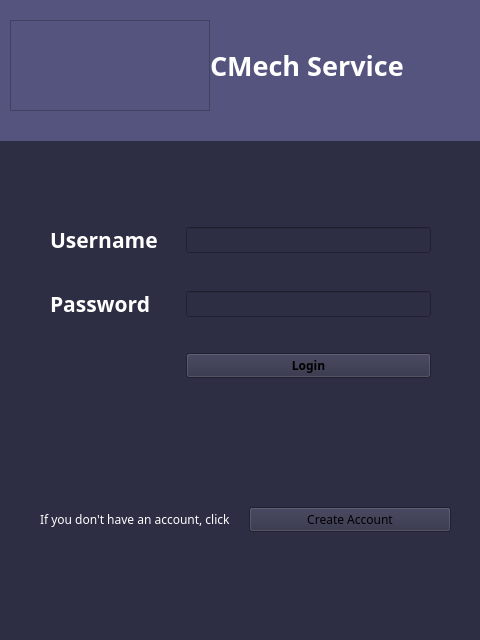
First picture: the form in file_ui/login.ui, repository Ghazimuhammad/Reservasi-Bengkel, before the edit.
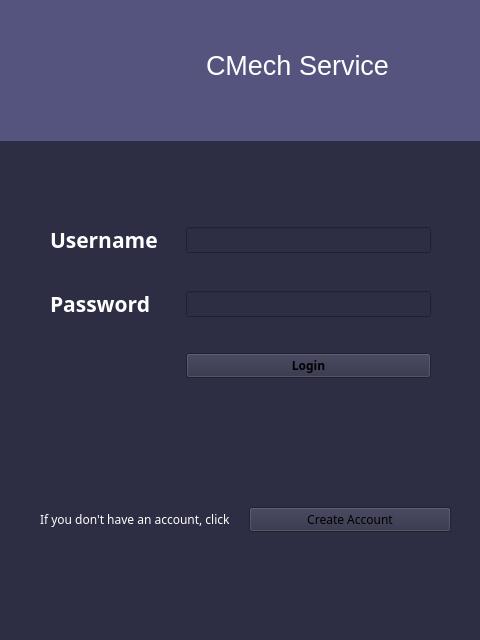
Second picture: the form after the edit. Icons and pictures are not drawn.

```diff
--- a/file_ui/login.ui
+++ b/file_ui/login.ui
@@ -216,76 +216,43 @@
      </item>
     </layout>
    </widget>
-   <widget class="QWidget" name="gridLayoutWidget_2">
+   <widget class="QLabel" name="label">
     <property name="geometry">
      <rect>
-      <x>10</x>
+      <x>206</x>
       <y>20</y>
-      <width>451</width>
+      <width>241</width>
       <height>91</height>
      </rect>
     </property>
-    <layout class="QGridLayout" name="gridLayout_2">
-     <property name="spacing">
-      <number>0</number>
-     </property>
-     <item row="0" column="1">
-      <widget class="QLabel" name="label">
-       <property name="font">
-        <font>
-         <family>Roboto Slab</family>
-         <pointsize>20</pointsize>
-         <weight>75</weight>
-         <bold>true</bold>
-        </font>
-       </property>
-       <property name="styleSheet">
-        <string notr="true">background-color: rgb(84, 84, 126);
-color: rgb(255, 255, 255);</string>
-       </property>
-       <property name="text">
-        <string>CMech Service</string>
-       </property>
-      </widget>
-     </item>
-     <item row="0" column="0">
-      <widget class="QFrame" name="frame">
-       <property name="enabled">
-        <bool>true</bool>
-       </property>
-       <property name="minimumSize">
-        <size>
-         <width>0</width>
-         <height>0</height>
-        </size>
-       </property>
-       <property name="maximumSize">
-        <size>
-         <width>200</width>
-         <height>999999</height>
-        </size>
-       </property>
-       <property name="styleSheet">
-        <string notr="true">background-color: rgb(84, 84, 126);
-image: url(:/Logo/image 2.png);</string>
-       </property>
-       <property name="frameShape">
-        <enum>QFrame::StyledPanel</enum>
-       </property>
-       <property name="frameShadow">
-        <enum>QFrame::Raised</enum>
-       </property>
-       <property name="lineWidth">
-        <number>10</number>
-       </property>
-      </widget>
-     </item>
-    </layout>
+    <property name="styleSheet">
+     <string notr="true">background-color: rgb(84, 84, 126);</string>
+    </property>
+    <property name="text">
+     <string>&lt;html&gt;&lt;head/&gt;&lt;body&gt;&lt;p&gt;&lt;span style=&quot; font-size:20pt; color:#ffffff;&quot;&gt;CMech Service&lt;/span&gt;&lt;/p&gt;&lt;/body&gt;&lt;/html&gt;</string>
+    </property>
+   </widget>
+   <widget class="QLabel" name="label_2">
+    <property name="geometry">
+     <rect>
+      <x>20</x>
+      <y>20</y>
+      <width>171</width>
+      <height>91</height>
+     </rect>
+    </property>
+    <property name="styleSheet">
+     <string notr="true">background-color: rgb(84, 84, 126);</string>
+    </property>
+    <property name="text">
+     <string/>
+    </property>
    </widget>
    <zorder>label_4</zorder>
    <zorder>gridLayoutWidget</zorder>
    <zorder>horizontalLayoutWidget</zorder>
-   <zorder>gridLayoutWidget_2</zorder>
+   <zorder>label</zorder>
+   <zorder>label_2</zorder>
   </widget>
   <widget class="QStatusBar" name="statusbar"/>
  </widget>
```
